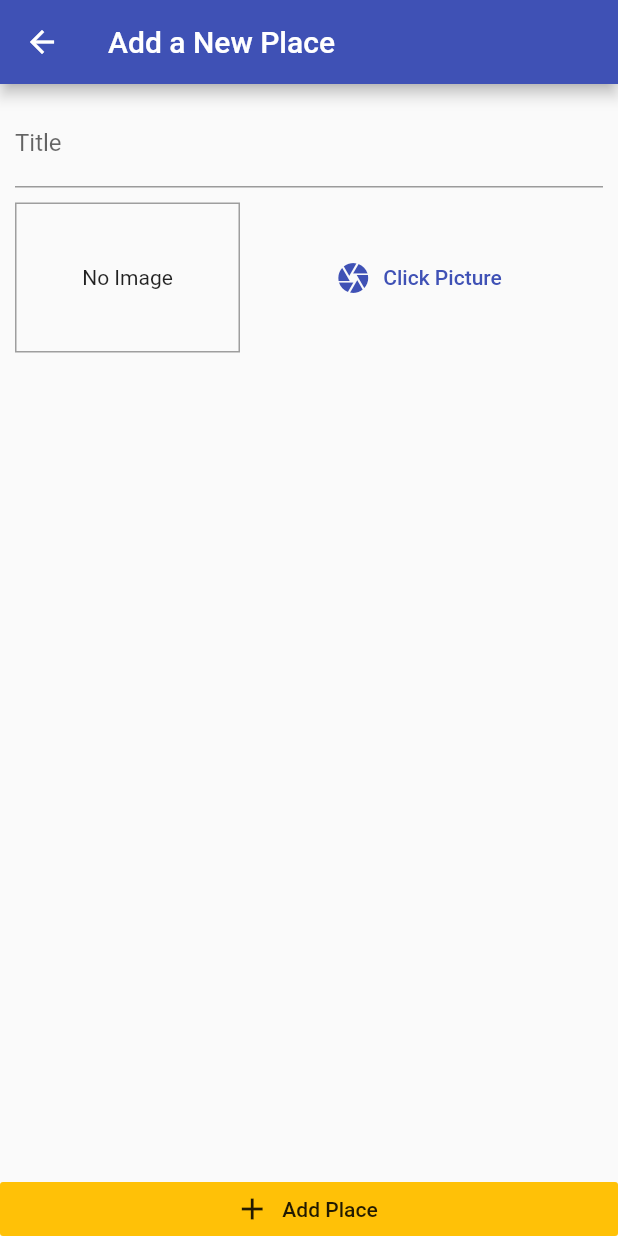
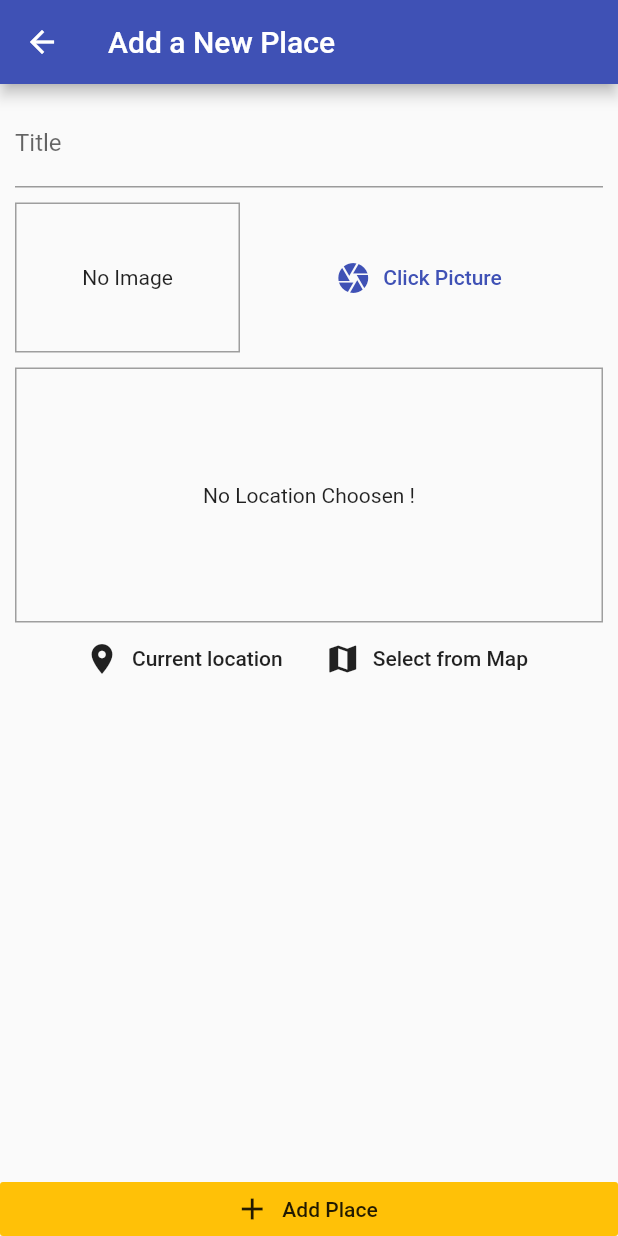
Before and after one commit to nvshah/Awsome-Places, a Flutter app: the AddPlaceScreen screen opened by its route, on a phone screen of 412 x 824 dp. Run offline on Flutter 3.47's test engine with Material 2 defaults, Android fonts, the phone set to English and light mode, and no system bars; our stand-ins replace image_picker, location, sqflite; accounts and stored records are empty.

Commit message:
Location - Input ( location package )

```diff
--- a/lib/providers/awsome_places.dart
+++ b/lib/providers/awsome_places.dart
@@ -7,9 +7,9 @@ import '../helpers/db_helpers.dart';
 
 class AwesomePlaces with ChangeNotifier {
   List<Place> _items = [];
-
   List<Place> get items => [..._items];
 
+  //Add data to sqlite database behind the Mobile Storage
   void addPlace(String title, File image) {
     final place = Place(
       id: DateTime.now().toString(),
@@ -28,6 +28,7 @@ class AwesomePlaces with ChangeNotifier {
     });
   }
 
+  //fetch data from sqlite database & set it to our data model over here
   Future<void> fetchAndSetPlaces() async {
     final dataList = await DBHelper.getData('user_places');
     _items = dataList
--- a/lib/screens/add_place_screen.dart
+++ b/lib/screens/add_place_screen.dart
@@ -5,6 +5,7 @@ import 'package:provider/provider.dart';
 
 import '../widgets/image_input.dart';
 import '../providers/awsome_places.dart';
+import '../widgets/location_input.dart';
 
 class AddPlaceScreen extends StatefulWidget {
   static const routeName = '/add-place';
@@ -54,11 +55,14 @@ class _AddPlaceScreenState extends State<AddPlaceScreen> {
                     ),
                     SizedBox(height: 10,),
                     ImageInput(_selectImage),
+                    SizedBox(height: 10,),
+                    LocationInput(),
                   ],
                 ),
               ),
             ),
           ),
+          //ADD ICON - to initiate the process of saving the data to db
           RaisedButton.icon(
             icon: Icon(Icons.add),
             label: Text('Add Place'),
--- a/lib/screens/places_list_screen.dart
+++ b/lib/screens/places_list_screen.dart
@@ -20,6 +20,7 @@ class PlacesListScreen extends StatelessWidget {
         ],
       ),
       body: FutureBuilder(
+        //For the first time when we come to this page
         future: Provider.of<AwesomePlaces>(context, listen: false)
             .fetchAndSetPlaces(),
         builder: (ctxt, snapShot) => snapShot.connectionState ==
@@ -28,6 +29,7 @@ class PlacesListScreen extends StatelessWidget {
                 child: CircularProgressIndicator(),
               )
             : Consumer<AwesomePlaces>(
+              //This allows us to rebuild the below parts only from further updates
                 child: Center(
                   child: Text('No Places !, Add Some one...'),
                 ),
--- a/lib/widgets/image_input.dart
+++ b/lib/widgets/image_input.dart
@@ -70,6 +70,7 @@ class _ImageInputState extends State<ImageInput> {
         SizedBox(
           height: 10,
         ),
+        //Take Picture Button
         Expanded(
           child: FlatButton.icon(
             icon: Icon(Icons.camera),
--- /dev/null
+++ b/lib/widgets/location_input.dart
@@ -0,0 +1,62 @@
+import 'package:flutter/material.dart';
+
+import 'package:location/location.dart';
+
+class LocationInput extends StatefulWidget {
+  @override
+  _LocationInputState createState() => _LocationInputState();
+}
+
+class _LocationInputState extends State<LocationInput> {
+  String _previewImageUrl;
+
+  Future<void> _getCurrentUserLocation() async {
+    final locData = await Location().getLocation();
+  }
+
+  @override
+  Widget build(BuildContext context) {
+    return Column(
+      children: <Widget>[
+        //LOCATION MAP BOX
+        Container(
+          height: 170,
+          width: double.infinity,
+          alignment: Alignment.center,
+          decoration: BoxDecoration(
+            border: Border.all(
+              width: 1,
+              color: Colors.grey,
+            ),
+          ),
+          child: _previewImageUrl == null
+              ? Text(
+                  'No Location Choosen !',
+                  textAlign: TextAlign.center,
+                )
+              : Image.network(
+                  _previewImageUrl,
+                  fit: BoxFit.cover,
+                  width: double.infinity,
+                ),
+        ),
+        //BUTTONS
+        Row(
+          mainAxisAlignment: MainAxisAlignment.center,
+          children: <Widget>[
+            FlatButton.icon(
+              icon: Icon(Icons.location_on),
+              label: Text('Current location'),
+              onPressed: () {},
+            ),
+            FlatButton.icon(
+              icon: Icon(Icons.map),
+              label: Text('Select from Map'),
+              onPressed: () {},
+            ),
+          ],
+        )
+      ],
+    );
+  }
+}
--- a/pubspec.yaml
+++ b/pubspec.yaml
@@ -24,6 +24,7 @@ dependencies:
   path_provider: ^1.4.4
   path: ^1.6.2
   sqflite: ^1.1.8
+  location: ^2.4.0
 
   # The following adds the Cupertino Icons font to your application.
   # Use with the CupertinoIcons class for iOS style icons.
```
Also changed, not shown: pubspec.lock, 2 other files.
